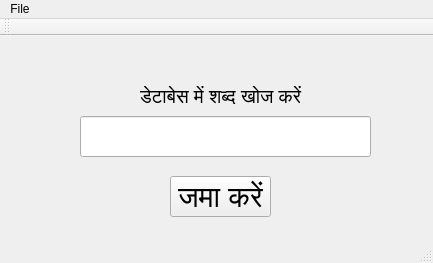
praveen2/Sandhi, file mainwindow.ui: the form before one commit.
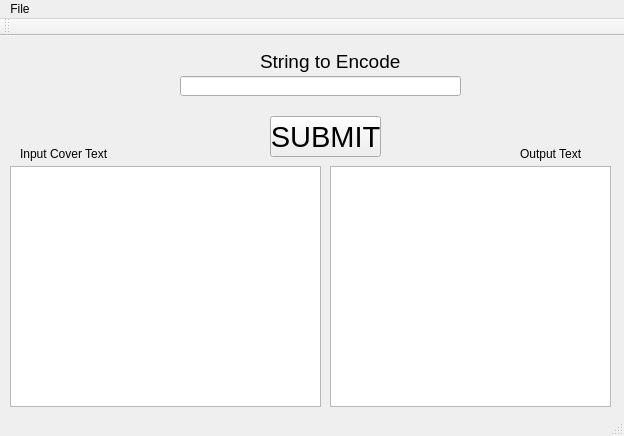
The form after the commit.

Commit message: Added partial encoding

Diff of the .ui file:
```diff
--- a/mainwindow.ui
+++ b/mainwindow.ui
@@ -6,34 +6,21 @@
    <rect>
     <x>0</x>
     <y>0</y>
-    <width>433</width>
-    <height>263</height>
+    <width>624</width>
+    <height>436</height>
    </rect>
   </property>
   <property name="windowTitle">
    <string>MainWindow</string>
   </property>
   <widget class="QWidget" name="centralWidget">
-   <widget class="QLineEdit" name="inputData">
-    <property name="geometry">
-     <rect>
-      <x>80</x>
-      <y>80</y>
-      <width>291</width>
-      <height>41</height>
-     </rect>
-    </property>
-    <property name="locale">
-     <locale language="Hindi" country="India"/>
-    </property>
-   </widget>
    <widget class="QLabel" name="label">
     <property name="geometry">
      <rect>
-      <x>140</x>
-      <y>50</y>
-      <width>231</width>
-      <height>20</height>
+      <x>260</x>
+      <y>10</y>
+      <width>141</width>
+      <height>31</height>
      </rect>
     </property>
     <property name="font">
@@ -42,15 +29,15 @@
      </font>
     </property>
     <property name="text">
-     <string>डेटाबेस में शब्द खोज करें </string>
+     <string>String to Encode</string>
     </property>
    </widget>
    <widget class="QPushButton" name="submit">
     <property name="geometry">
      <rect>
-      <x>170</x>
-      <y>140</y>
-      <width>101</width>
+      <x>270</x>
+      <y>80</y>
+      <width>111</width>
       <height>41</height>
      </rect>
     </property>
@@ -60,7 +47,63 @@
      </font>
     </property>
     <property name="text">
-     <string>जमा करें</string>
+     <string>SUBMIT</string>
+    </property>
+   </widget>
+   <widget class="QTextEdit" name="inputData">
+    <property name="geometry">
+     <rect>
+      <x>10</x>
+      <y>130</y>
+      <width>311</width>
+      <height>241</height>
+     </rect>
+    </property>
+   </widget>
+   <widget class="QTextEdit" name="outputData">
+    <property name="geometry">
+     <rect>
+      <x>330</x>
+      <y>130</y>
+      <width>281</width>
+      <height>241</height>
+     </rect>
+    </property>
+   </widget>
+   <widget class="QLineEdit" name="stringToEncode">
+    <property name="geometry">
+     <rect>
+      <x>180</x>
+      <y>40</y>
+      <width>281</width>
+      <height>20</height>
+     </rect>
+    </property>
+   </widget>
+   <widget class="QLabel" name="label_2">
+    <property name="geometry">
+     <rect>
+      <x>20</x>
+      <y>110</y>
+      <width>91</width>
+      <height>16</height>
+     </rect>
+    </property>
+    <property name="text">
+     <string>Input Cover Text</string>
+    </property>
+   </widget>
+   <widget class="QLabel" name="label_3">
+    <property name="geometry">
+     <rect>
+      <x>520</x>
+      <y>110</y>
+      <width>71</width>
+      <height>16</height>
+     </rect>
+    </property>
+    <property name="text">
+     <string>Output Text</string>
     </property>
    </widget>
   </widget>
@@ -69,7 +112,7 @@
     <rect>
      <x>0</x>
      <y>0</y>
-     <width>433</width>
+     <width>624</width>
      <height>21</height>
     </rect>
    </property>
```
The commit also changes 2 other files.
